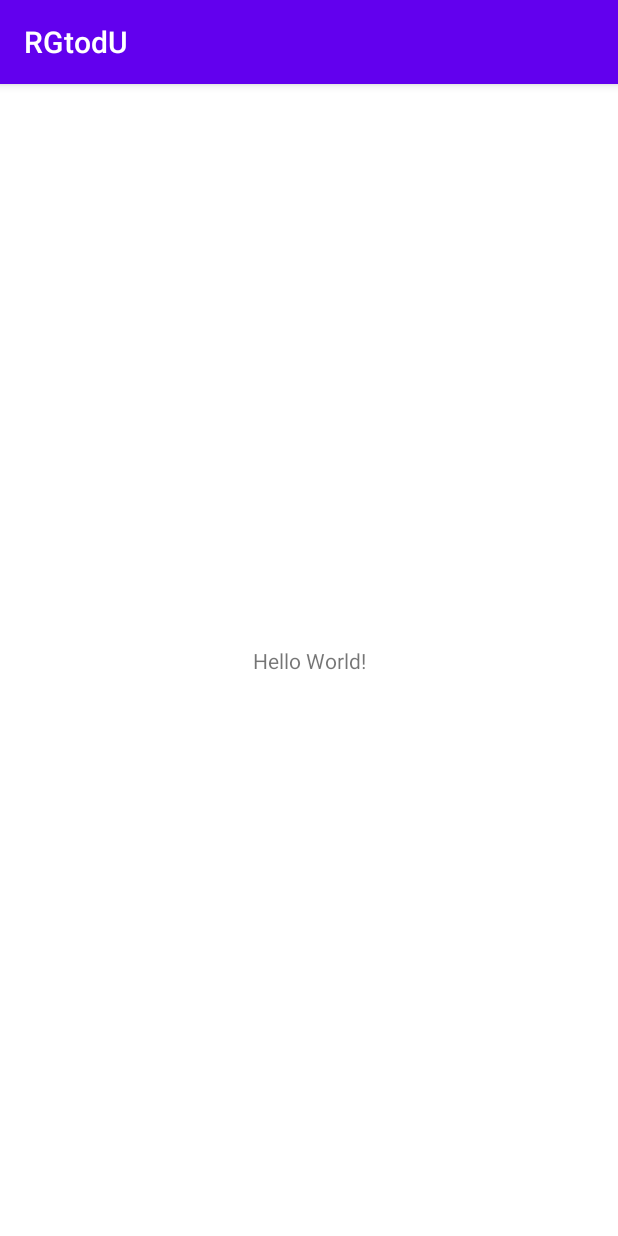
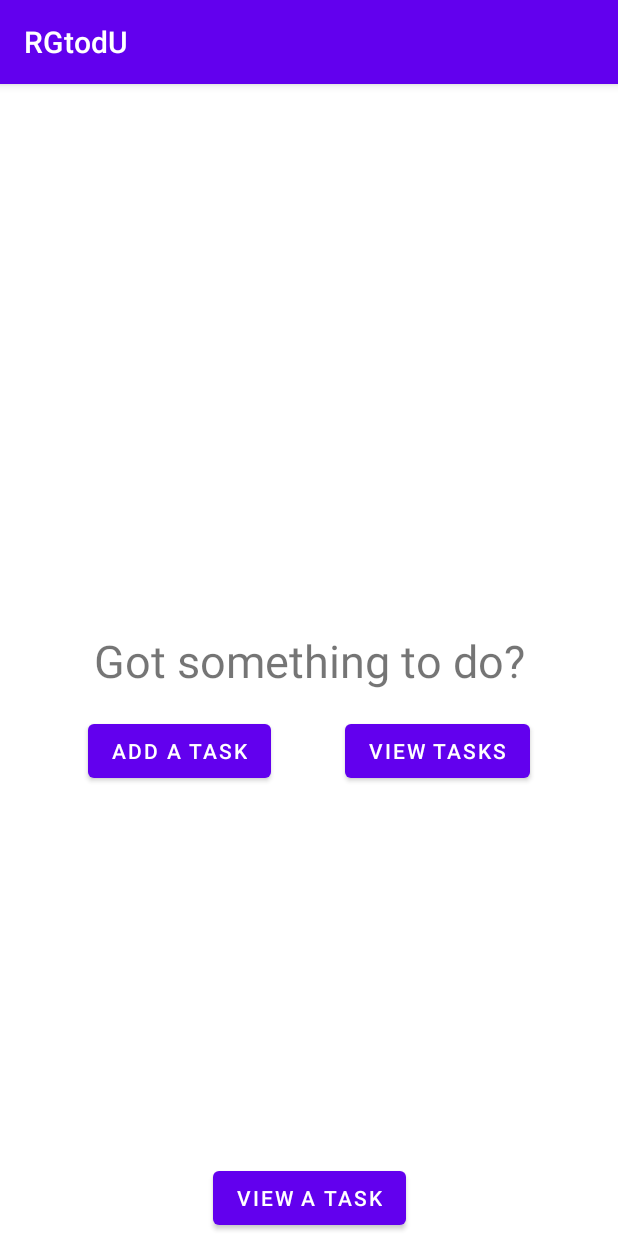
Before and after one commit to GregSmith31/RGtodU-2022, an Android app: the screen it shows after launch (MainActivity), on a phone screen of 412 x 824 dp. Run offline under Robolectric (Android 15) with nearby library versions, the phone set to English and light mode, and no system bars.

Commit message:
Added navigation between home and other fragments.

```diff
--- a/app/src/main/java/uk/ac/rgu/rgtodu/CreateTaskFragment.java
+++ b/app/src/main/java/uk/ac/rgu/rgtodu/CreateTaskFragment.java
@@ -5,6 +5,8 @@ import android.os.Bundle;
 import androidx.annotation.NonNull;
 import androidx.annotation.Nullable;
 import androidx.fragment.app.Fragment;
+import androidx.navigation.NavController;
+import androidx.navigation.Navigation;
 
 import android.view.LayoutInflater;
 import android.view.View;
@@ -133,9 +135,11 @@ public class CreateTaskFragment extends Fragment implements View.OnClickListener
             repo.storeTask(task);
 
             // todo now go back to the home page
-            //
+            NavController navController = Navigation.findNavController(view);
+            navController.navigate(R.id.action_create_task_to_home);
         } else if (view.getId() == R.id.btn_canclel_new_task) {
-            // todo navigate back to the home page
+            NavController navController = Navigation.findNavController(view);
+            navController.navigate(R.id.action_create_task_to_home);
         }
     }
 }
--- a/app/src/main/java/uk/ac/rgu/rgtodu/HomeFragment.java
+++ b/app/src/main/java/uk/ac/rgu/rgtodu/HomeFragment.java
@@ -12,7 +12,6 @@ import android.view.LayoutInflater;
 import android.view.View;
 import android.view.ViewGroup;
 import android.widget.Button;
-import android.widget.TextView;
 
 /**
  * Home {@link Fragment} for the app, acts as landing screen.
@@ -60,19 +59,40 @@ public class HomeFragment extends Fragment  implements View.OnClickListener {
                              Bundle savedInstanceState) {
         // Inflate the layout for this fragment
         View view = inflater.inflate(R.layout.fragment_home, container, false);
-
-
         return view;
     }
 
     @Override
     public void onViewCreated(@NonNull View view, @Nullable Bundle savedInstanceState) {
         super.onViewCreated(view, savedInstanceState);
+        // Add click listener for the three buttons
+        // Add A Task Button
+        Button btnHome = view.findViewById(R.id.btn_home_add_task);
+        btnHome.setOnClickListener(this);
+
+        // View Tasks Button
+        Button btnViewTasks = view.findViewById(R.id.btn_home_view_tasks);
+        btnViewTasks.setOnClickListener(this);
+
+        // View Task Button - mainly for testing that page
+        Button btnViewTask = view.findViewById(R.id.btn_home_view_task);
+        btnViewTask.setOnClickListener(this);
 
     }
 
     @Override
     public void onClick(View v) {
-        // todo Add action listeners methods when doing navigation
+        // Get the NavController that will be used to navigate to other fragments
+        NavController navController = Navigation.findNavController(v);
+        if (v.getId() == R.id.btn_home_add_task) {
+            // Navigate using the action between the home fragment and create task fragment
+            navController.navigate(R.id.action_home_to_create_task);
+        } else if (v.getId() == R.id.btn_home_view_tasks) {
+            // Navigate using the action between the home fragment and view tasks fragment (this uses the one that includes a RecyclerView)
+            navController.navigate(R.id.action_home_to_task_recycler_view);
+        } else if (v.getId() == R.id.btn_home_view_task) {
+            // Navigate using the action between the home fragment and view a task fragment (fake task for testing)
+            navController.navigate(R.id.action_home_to_view_task);
+        }
     }
 }
--- a/app/src/main/java/uk/ac/rgu/rgtodu/TaskRecyclerViewActivity.java
+++ b/app/src/main/java/uk/ac/rgu/rgtodu/TaskRecyclerViewFragment.java
@@ -10,10 +10,10 @@ import android.view.ViewGroup;
 
 /**
  * A simple {@link Fragment} subclass.
- * Use the {@link TaskRecyclerViewActivity#newInstance} factory method to
+ * Use the {@link TaskRecyclerViewFragment#newInstance} factory method to
  * create an instance of this fragment.
  */
-public class TaskRecyclerViewActivity extends Fragment {
+public class TaskRecyclerViewFragment extends Fragment {
 
     // TODO: Rename parameter arguments, choose names that match
     // the fragment initialization parameters, e.g. ARG_ITEM_NUMBER
@@ -24,7 +24,7 @@ public class TaskRecyclerViewActivity extends Fragment {
     private String mParam1;
     private String mParam2;
 
-    public TaskRecyclerViewActivity() {
+    public TaskRecyclerViewFragment() {
         // Required empty public constructor
     }
 
@@ -37,8 +37,8 @@ public class TaskRecyclerViewActivity extends Fragment {
      * @return A new instance of fragment TaskListRecyclerViewActivity.
      */
     // TODO: Rename and change types and number of parameters
-    public static TaskRecyclerViewActivity newInstance(String param1, String param2) {
-        TaskRecyclerViewActivity fragment = new TaskRecyclerViewActivity();
+    public static TaskRecyclerViewFragment newInstance(String param1, String param2) {
+        TaskRecyclerViewFragment fragment = new TaskRecyclerViewFragment();
         Bundle args = new Bundle();
         args.putString(ARG_PARAM1, param1);
         args.putString(ARG_PARAM2, param2);
--- a/app/src/main/res/layout/activity_main.xml
+++ b/app/src/main/res/layout/activity_main.xml
@@ -6,13 +6,19 @@
     android:layout_height="match_parent"
     tools:context=".MainActivity">
 
-    <TextView
-        android:layout_width="wrap_content"
-        android:layout_height="wrap_content"
-        android:text="Hello World!"
+    <androidx.fragment.app.FragmentContainerView
+        android:id="@+id/fragmentContainerView"
+        android:name="androidx.navigation.fragment.NavHostFragment"
+        android:layout_width="0dp"
+        android:layout_height="0dp"
+        android:layout_marginStart="1dp"
+        android:layout_marginTop="1dp"
+        android:layout_marginEnd="1dp"
+        android:layout_marginBottom="1dp"
+        app:defaultNavHost="true"
         app:layout_constraintBottom_toBottomOf="parent"
         app:layout_constraintEnd_toEndOf="parent"
         app:layout_constraintStart_toStartOf="parent"
-        app:layout_constraintTop_toTopOf="parent" />
-
+        app:layout_constraintTop_toTopOf="parent"
+        app:navGraph="@navigation/navigation" />
 </androidx.constraintlayout.widget.ConstraintLayout>
--- a/app/src/main/res/layout/fragment_home.xml
+++ b/app/src/main/res/layout/fragment_home.xml
@@ -41,5 +41,14 @@
         app:layout_constraintStart_toEndOf="@+id/btn_home_add_task"
         app:layout_constraintTop_toTopOf="@+id/btn_home_add_task" />
 
+    <Button
+        android:id="@+id/btn_home_view_task"
+        android:layout_width="wrap_content"
+        android:layout_height="wrap_content"
+        android:text="@string/btn_home_view_a_task"
+        app:layout_constraintBottom_toBottomOf="parent"
+        app:layout_constraintEnd_toEndOf="parent"
+        app:layout_constraintStart_toStartOf="parent" />
+
 
 </androidx.constraintlayout.widget.ConstraintLayout>
--- a/app/src/main/res/layout/fragment_task_recycler_view_activity.xml
+++ b/app/src/main/res/layout/fragment_task_recycler_view_activity.xml
@@ -4,7 +4,7 @@
     xmlns:tools="http://schemas.android.com/tools"
     android:layout_width="match_parent"
     android:layout_height="match_parent"
-    tools:context=".TaskRecyclerViewActivity">
+    tools:context=".TaskRecyclerViewFragment">
 
     <androidx.recyclerview.widget.RecyclerView
         android:id="@+id/rv_taskRecyclerView"
--- a/app/src/main/res/layout/fragment_view_task.xml
+++ b/app/src/main/res/layout/fragment_view_task.xml
@@ -10,7 +10,7 @@
         android:id="@+id/tv_viewTaskName"
         android:layout_width="0dp"
         android:layout_height="wrap_content"
-        android:layout_marginTop="204dp"
+        android:layout_marginTop="8dp"
         android:gravity="center_horizontal"
         android:textSize="24sp"
         android:textStyle="bold"
--- /dev/null
+++ b/app/src/main/res/navigation/navigation.xml
@@ -0,0 +1,46 @@
+<?xml version="1.0" encoding="utf-8"?>
+<navigation xmlns:android="http://schemas.android.com/apk/res/android"
+    xmlns:app="http://schemas.android.com/apk/res-auto"
+    xmlns:tools="http://schemas.android.com/tools"
+    android:id="@+id/navigation"
+    app:startDestination="@id/homeFragment">
+
+    <fragment
+        android:id="@+id/homeFragment"
+        android:name="uk.ac.rgu.rgtodu.HomeFragment"
+        android:label="fragment_home"
+        tools:layout="@layout/fragment_home" >
+        <action
+            android:id="@+id/action_home_to_create_task"
+            app:destination="@id/createTaskFragment" />
+        <action
+            android:id="@+id/action_home_to_task_recycler_view"
+            app:destination="@id/taskRecyclerViewActivity" />
+        <action
+            android:id="@+id/action_home_to_view_task"
+            app:destination="@id/viewTaskFragment" />
+    </fragment>
+    <fragment
+        android:id="@+id/createTaskFragment"
+        android:name="uk.ac.rgu.rgtodu.CreateTaskFragment"
+        android:label="fragment_create_task"
+        tools:layout="@layout/fragment_create_task" >
+        <action
+            android:id="@+id/action_create_task_to_home"
+            app:destination="@id/homeFragment" />
+    </fragment>
+    <fragment
+        android:id="@+id/taskRecyclerViewActivity"
+        android:name="uk.ac.rgu.rgtodu.TaskRecyclerViewFragment"
+        android:label="fragment_task_recycler_view_activity"
+        tools:layout="@layout/fragment_task_recycler_view_activity" >
+        <action
+            android:id="@+id/action_task_recycler_view_to_view_task"
+            app:destination="@id/viewTaskFragment" />
+    </fragment>
+    <fragment
+        android:id="@+id/viewTaskFragment"
+        android:name="uk.ac.rgu.rgtodu.ViewTaskFragment"
+        android:label="fragment_view_task"
+        tools:layout="@layout/fragment_view_task" />
+</navigation>
--- a/app/src/main/res/values/strings.xml
+++ b/app/src/main/res/values/strings.xml
@@ -5,6 +5,7 @@
     <string name="tv_home_welcome">Hello, got somethign to do?</string>
     <string name="btn_home_add_task">Add a task</string>
     <string name="btn_home_view_tasks">View tasks</string>
+    <string name="btn_home_view_a_task">View a task</string>
 
     <!-- create / edit tasks fragment -->
     <string name="tv_taskName">Task name</string>
```
